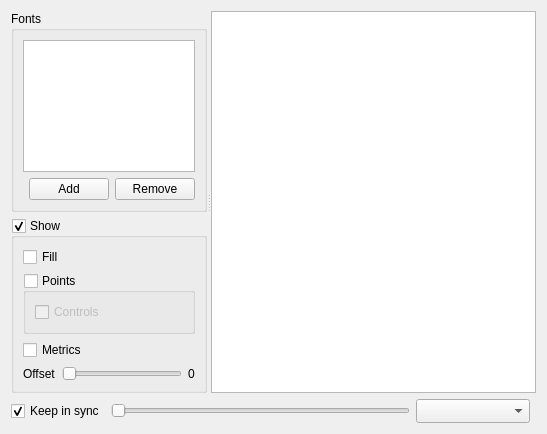
This is src/comparewidget.ui in fontmatrix/fontmatrix as Qt 5 draws it before an edit. The edited form follows.
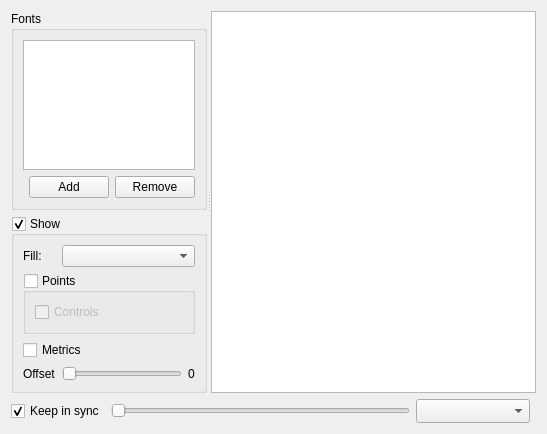
This is the edited form. Custom widgets are drawn as their Qt base class.

Commit message: Added - tooltips on points (coords) in compare view Fixed - colors of glyphs in compare view were not user defined

Diff of the .ui file:
```diff
--- a/src/comparewidget.ui
+++ b/src/comparewidget.ui
@@ -85,13 +85,6 @@
             <bool>true</bool>
            </property>
            <layout class="QGridLayout" name="gridLayout_16" >
-            <item row="0" column="0" colspan="3" >
-             <widget class="QCheckBox" name="compareFill" >
-              <property name="text" >
-               <string>Fill</string>
-              </property>
-             </widget>
-            </item>
             <item row="2" column="0" colspan="2" >
              <widget class="QCheckBox" name="compareMetrics" >
               <property name="text" >
@@ -157,6 +150,19 @@
               </property>
              </widget>
             </item>
+            <item row="0" column="1" colspan="2" >
+             <widget class="QComboBox" name="compareFillColor" />
+            </item>
+            <item row="0" column="0" >
+             <widget class="QLabel" name="label_2" >
+              <property name="text" >
+               <string>Fill:</string>
+              </property>
+              <property name="buddy" >
+               <cstring>compareFillColor</cstring>
+              </property>
+             </widget>
+            </item>
            </layout>
           </widget>
          </item>
```
The commit also changes 5 other files.
